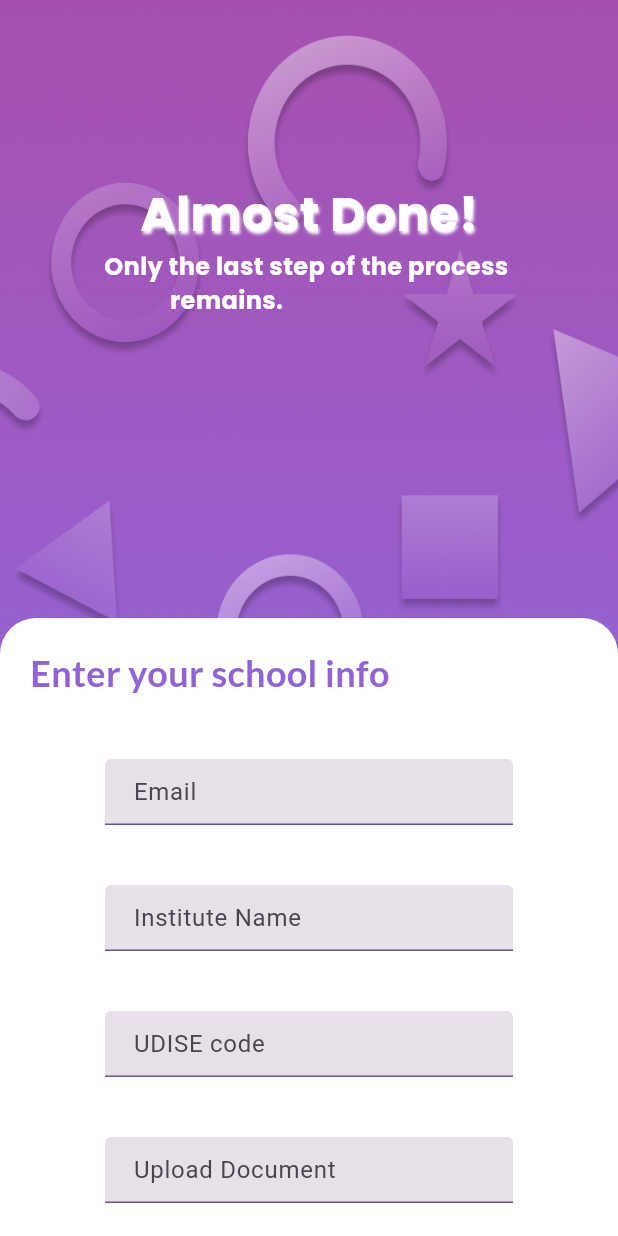
After one commit to abhishek09827/aie_project, a Flutter app: the SignUpStep2Screen screen opened directly, on a phone screen of 412 x 824 dp. The commit adds this screen. Run offline on Flutter 3.47's test engine with Material 2 defaults, Android fonts, the light colour scheme and no system bars; drawn by our look-alikes of velocity_x; our stand-ins replace flutter_easyloading, google_fonts.

Commit message:
flask integration

```diff
--- /dev/null
+++ b/lib/screens/sign_up_step2.dart
@@ -0,0 +1,175 @@
+import 'package:flutter/material.dart';
+import 'package:google_fonts/google_fonts.dart';
+import 'package:velocity_x/velocity_x.dart';
+
+import '../service/http_service.dart';
+import 'login_page.dart';
+
+class SignUpStep2Screen extends StatefulWidget {
+  const SignUpStep2Screen({super.key});
+
+  @override
+  State<SignUpStep2Screen> createState() => _SignUpStep2ScreenState();
+}
+
+class _SignUpStep2ScreenState extends State<SignUpStep2Screen> {
+  late String email;
+  late String instituteName;
+  late String address;
+  late String udiseCode;
+  late String document;
+  @override
+  Widget build(BuildContext context) {
+    return Scaffold(
+      body: SizedBox(
+            height: MediaQuery.of(context).size.height,
+            child: Stack(
+              children: [
+                Container(
+                  height: 520,
+                  width: double.infinity,
+                  decoration:const BoxDecoration(
+
+                    image: DecorationImage(
+                      image: AssetImage("assets/images/img.png",)
+                      ,fit: BoxFit.fill,),
+                  ),
+                  child: Stack(
+                    alignment: AlignmentDirectional.center,
+                      children: [
+                        Positioned(
+                          top: 120,
+                          child: Column(
+                            crossAxisAlignment: CrossAxisAlignment.center,
+                            children: [
+                              Text("Almost Done!",style: GoogleFonts.poppins(color: Colors.white,shadows:  <Shadow>[
+                          const Shadow(
+                          offset: Offset(1.0, 2.0),
+                            blurRadius: 2.0,
+                            color: Colors.white,
+                          ),
+                    ] ),).text.bold.size(32).make(),
+                              Text("Only the last step of the process \n            remains.",style: GoogleFonts.poppins(color: Colors.white),).text.bold.size(16).make(),
+
+                            ],
+                          ),
+                        ),
+                      ],
+                  ),
+                ),
+                  Positioned(
+                    bottom: 0,
+                    child: Container(
+                      height: MediaQuery.of(context).size.height /2,
+                      width: MediaQuery.of(context).size.width,
+                      decoration: const BoxDecoration(
+                          color: Colors.white,
+                          borderRadius: BorderRadius.vertical(top: Radius.circular(24)),
+                          shape: BoxShape.rectangle
+                      )     ,
+                      child: Form(
+                        child: SingleChildScrollView(
+                          child: Column(
+                            crossAxisAlignment: CrossAxisAlignment.start,
+                            children: [
+                              Text("Enter your school info",style: GoogleFonts.lato(color: Color(0xff9163D7)),).text.size(24).bold.make().p(20),
+                              Padding(
+                                padding: EdgeInsetsDirectional.symmetric(horizontal: 50),
+                                child: VxTextField(
+                                  hint: "Email",
+                                  onChanged: (value){
+                                  setState(() {
+                                    email=value;
+                                  });
+
+                                  },
+
+                                ).p(20),
+                              ),
+                              Padding(
+                                padding: EdgeInsetsDirectional.symmetric(horizontal: 50),
+                                child: VxTextField(
+                                  hint: "Institute Name",
+                                  onChanged: (value){
+                                  setState(() {
+                                    instituteName=value;
+                                  });
+
+                                  },
+
+                                ).p(20),
+                              ),
+                              Padding(
+                                padding: EdgeInsetsDirectional.symmetric(horizontal: 50),
+                                child: VxTextField(
+                                  hint: "UDISE code",
+                                  onChanged: (value){
+                                  setState(() {
+                                    udiseCode=value;
+                                  });
+
+                                  },
+
+                                ).p(20),
+                              ),
+                              Padding(
+                                padding: EdgeInsetsDirectional.symmetric(horizontal: 50),
+                                child: VxTextField(
+                                  hint: "Upload Document",
+                                  onChanged: (value){
+                                  setState(() {
+                                    document=value;
+                                  });
+
+                                  },
+
+
+                                ).p(20),
+                              ),
+
+                              TextButton(
+                                style: ButtonStyle(
+                                    shape: MaterialStateProperty.all<RoundedRectangleBorder>(
+                                        RoundedRectangleBorder(
+                                            borderRadius: BorderRadius.circular(25.0),
+
+                                        )
+                                    ),
+                                minimumSize: MaterialStateProperty.all(Size(MediaQuery.of(context).size.width - 20, 49)),
+                                  backgroundColor: MaterialStateProperty.all(Color(0xff9163D7))
+                                ),
+                                child: Text("Login",style: GoogleFonts.lato(color:Colors.white),).text.make(),
+                                onPressed: ()async {
+                                  //passing the textfield values to signupStep1 api
+                  await HttpService.signupStep2(email,instituteName, address,udiseCode,document, context);
+ },
+                              ).p12(),
+                              Row(
+                                mainAxisAlignment: MainAxisAlignment.center,
+                                children: [
+                                  Text("Already have an account ? ",style: GoogleFonts.lato(),).text.gray500.make(),
+                                  TextButton(onPressed: (){
+                                    setState(() {
+                                      // _auth = Auth.sigin;
+                                    });
+
+                                  }, child: const Text("LogIn",style: TextStyle(
+                                    color: Color(0xff9163D7)
+                                  ),))
+                                ],
+                              ),
+                            ],
+                          ),
+                        ),
+                      ),
+
+                    ),
+                  ),
+    ]
+
+
+    )
+      )
+    );
+  }
+}
--- a/lib/service/http_service.dart
+++ b/lib/service/http_service.dart
@@ -1,33 +1,64 @@
 import 'dart:convert';
 
-import 'package:aie_project/screens/welcome_screen.dart';
 import 'package:flutter/cupertino.dart';
 import 'package:flutter/material.dart';
 import 'package:flutter_easyloading/flutter_easyloading.dart';
 import 'package:http/http.dart' as http;
 
+import '../screens/dashboard.dart';
+import '../screens/sign_up_step2.dart';
+import '../screens/verify_email.dart';
+import '../screens/welcome_screen.dart';
+
 
 class HttpService {
   static final _client = http.Client();
 
-  static var _loginUrl = Uri.parse('http://localhost:5000/login');
+  static var _loginUrl = Uri.parse('http://localhost:5000//login');
 
-  static var _registerUrl = Uri.parse('http://localhost:5000/register');
+  static var _verifyUrl = Uri.parse('http://localhost:5000/verify-code');
+  static var _signUpStep1Url = Uri.parse('http://localhost:5000/signup-step1');
+   static var _signUpStep2Url = Uri.parse('http://localhost:5000/signup-step2');
 
-  static login(username, pass, context) async {
-    http.Response response = await _client.post(_loginUrl, body: {
+
+  static signupStep1(username,email ,password,retypePassword,mobileNumber, context) async {
+    http.Response response = await _client.post(_signUpStep1Url, body: {
       'uname': username,
-      'passw': pass,
+      'email':email,
+      'passw': password,
+      'repass':retypePassword,
+      'mobno':mobileNumber
     });
 
     if (response.statusCode == 200) {
       print(jsonDecode(response.body));
       var json = jsonDecode(response.body);
 
-      if (json['status'] == 'Login Sucessfully') {
-        await EasyLoading.showSuccess(json['status']);
+      if (response.statusCode != 400) {
         Navigator.pushReplacement(context,
-            MaterialPageRoute(builder: (context) => WelcomeScreen()));
+            MaterialPageRoute(builder: (context) => VerifyEmail(email: email)));
+      } else {
+        EasyLoading.showError(json['status']);
+      }
+    } else {
+      await EasyLoading.showError(
+          "Error Code : ${response.statusCode.toString()}");
+    }
+  }
+  static verifyCode(email, context) async {
+    http.Response response = await _client.post(_verifyUrl, body: {
+      'email':email
+
+    });
+
+    if (response.statusCode == 200) {
+      print(jsonDecode(response.body));
+      var json = jsonDecode(response.body);
+
+      if (json['status'] == 'Verification successful. Please complete the signup process.') {
+       EasyLoading.showSuccess(json['status']);
+        Navigator.pushReplacement(context,
+            MaterialPageRoute(builder: (context) => SignUpStep2Screen()));
       } else {
         EasyLoading.showError(json['status']);
       }
@@ -37,16 +68,15 @@ class HttpService {
     }
   }
 
-  static register(username, email, pass, context) async {
-    http.Response response = await _client.post(_registerUrl, body: {
-      'uname': username,
+  static login(email, pass, context) async {
+    http.Response response = await _client.post(_loginUrl, body: {
       'mail': email,
       'passw': pass,
     });
 
     if (response.statusCode == 200) {
       var json = jsonDecode(response.body);
-      if (json['status'] == 'username already exist') {
+      if (json['status'] == 'Login successful. You can access the dashboard now.') {
         await EasyLoading.showError(json['status']);
       } else {
         await EasyLoading.showSuccess(json['status']);
@@ -58,4 +88,28 @@ class HttpService {
           "Error Code : ${response.statusCode.toString()}");
     }
   }
+  static signupStep2(email,instituteName ,address,udiseCode,document, context) async {
+    http.Response response = await _client.post(_signUpStep2Url, body: {
+      'email': email,
+      'instName':instituteName,
+      'address': address,
+      'udiseCode':udiseCode,
+      'document':document
+    });
+
+    if (response.statusCode == 200) {
+      print(jsonDecode(response.body));
+      var json = jsonDecode(response.body);
+
+      if (response.statusCode != 400) {
+        Navigator.pushReplacement(context,
+            MaterialPageRoute(builder: (context) => Dashboard()));
+      } else {
+        EasyLoading.showError(json['status']);
+      }
+    } else {
+      await EasyLoading.showError(
+          "Error Code : ${response.statusCode.toString()}");
+    }
+  }
 }
```
Also changed, not shown: lib/screens/dashboard.dart (added, +9 -0 lines), lib/screens/login_page.dart (+56 -49 lines), lib/screens/verify_email.dart (added, +136 -0 lines), 1 other file.
